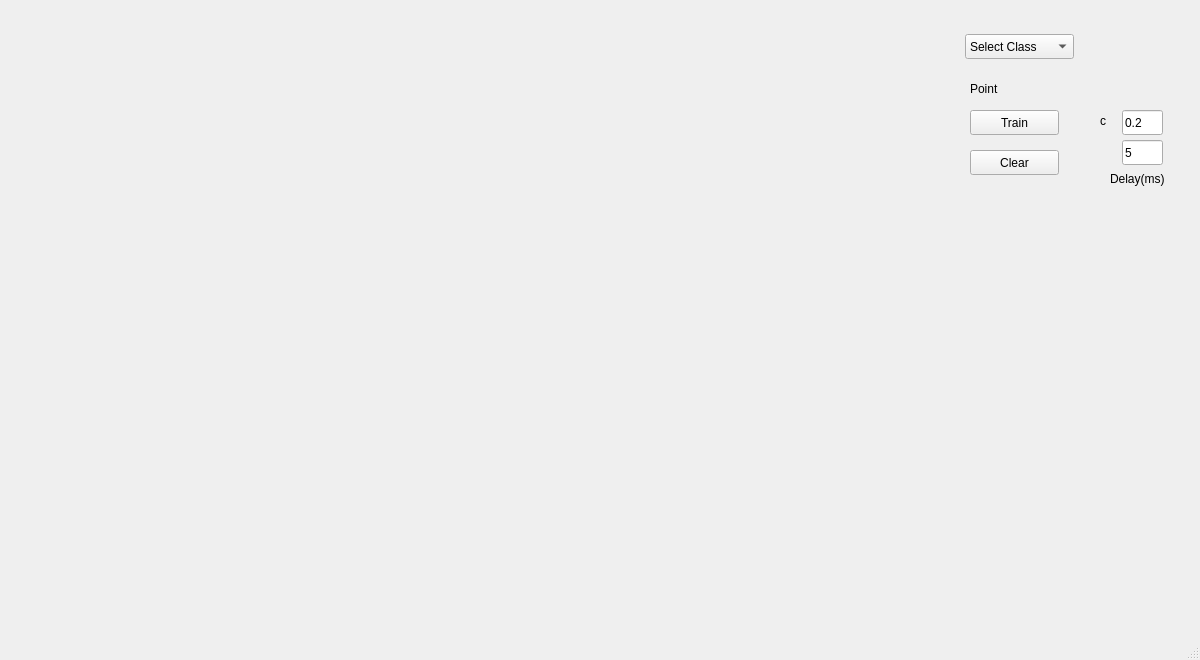
Before: the Qt Designer form YSA-Proje/mainwindow.ui in Murat0zer/ysa-projesi, drawn with Qt 5.
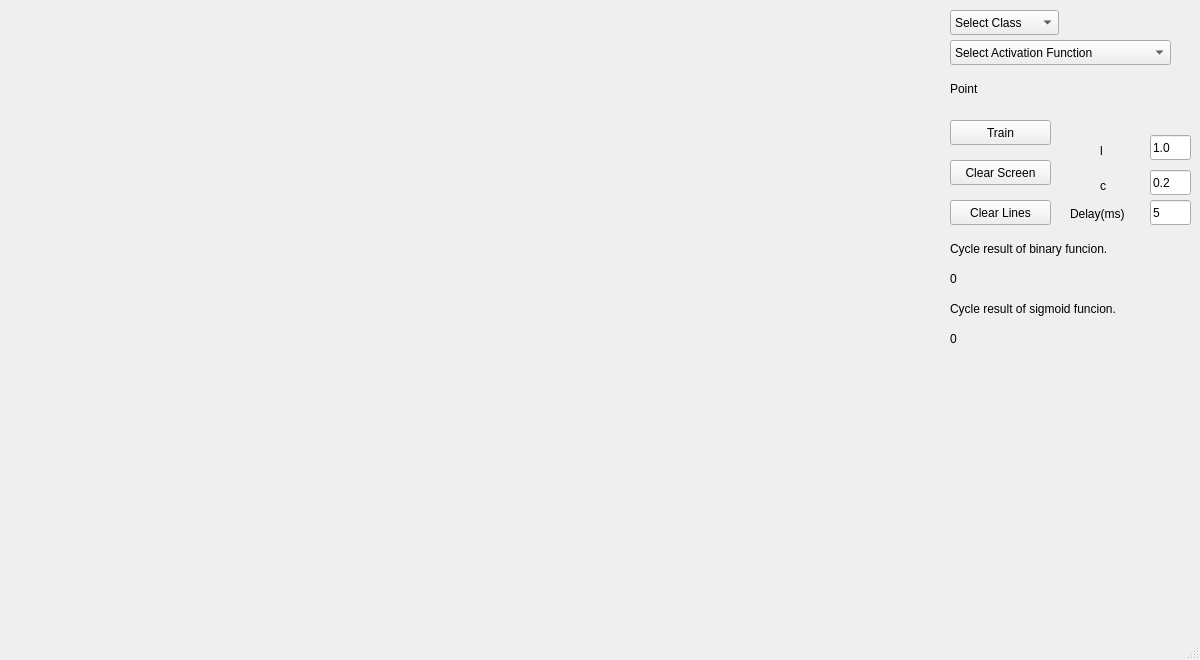
After: the same form once the commit is applied.

Commit message: Tek katmanlı perceptron öğrenme algoritması sigmoid aktivasyon fonksiyonu ile de gerçekleştirildi.

What changed in the file:
```diff
--- a/YSA-Proje/mainwindow.ui
+++ b/YSA-Proje/mainwindow.ui
@@ -17,8 +17,8 @@
    <widget class="QComboBox" name="classSelectComboBox">
     <property name="geometry">
      <rect>
-      <x>965</x>
-      <y>34</y>
+      <x>950</x>
+      <y>10</y>
       <width>109</width>
       <height>25</height>
      </rect>
@@ -59,7 +59,7 @@
    <widget class="QLabel" name="labelPointCords">
     <property name="geometry">
      <rect>
-      <x>970</x>
+      <x>950</x>
       <y>80</y>
       <width>221</width>
       <height>17</height>
@@ -72,9 +72,9 @@
    <widget class="QPushButton" name="pushButtonTrain">
     <property name="geometry">
      <rect>
-      <x>970</x>
-      <y>110</y>
-      <width>89</width>
+      <x>950</x>
+      <y>120</y>
+      <width>101</width>
       <height>25</height>
      </rect>
     </property>
@@ -85,21 +85,21 @@
    <widget class="QPushButton" name="pushButtonClear">
     <property name="geometry">
      <rect>
-      <x>970</x>
-      <y>150</y>
-      <width>89</width>
+      <x>950</x>
+      <y>160</y>
+      <width>101</width>
       <height>25</height>
      </rect>
     </property>
     <property name="text">
-     <string>Clear</string>
+     <string>Clear Screen</string>
     </property>
    </widget>
    <widget class="QLineEdit" name="lineEditC">
     <property name="geometry">
      <rect>
-      <x>1122</x>
-      <y>110</y>
+      <x>1150</x>
+      <y>170</y>
       <width>41</width>
       <height>25</height>
      </rect>
@@ -112,7 +112,7 @@
     <property name="geometry">
      <rect>
       <x>1100</x>
-      <y>110</y>
+      <y>175</y>
       <width>20</width>
       <height>21</height>
      </rect>
@@ -124,8 +124,8 @@
    <widget class="QLineEdit" name="lineEditDelay">
     <property name="geometry">
      <rect>
-      <x>1122</x>
-      <y>140</y>
+      <x>1150</x>
+      <y>200</y>
       <width>41</width>
       <height>25</height>
      </rect>
@@ -137,8 +137,8 @@
    <widget class="QLabel" name="labelDelay">
     <property name="geometry">
      <rect>
-      <x>1110</x>
-      <y>170</y>
+      <x>1070</x>
+      <y>205</y>
       <width>67</width>
       <height>17</height>
      </rect>
@@ -147,6 +147,122 @@
      <string>Delay(ms)</string>
     </property>
    </widget>
+   <widget class="QComboBox" name="activationFuncSelectComboBox">
+    <property name="geometry">
+     <rect>
+      <x>950</x>
+      <y>40</y>
+      <width>221</width>
+      <height>25</height>
+     </rect>
+    </property>
+    <item>
+     <property name="text">
+      <string>Select Activation Function</string>
+     </property>
+    </item>
+    <item>
+     <property name="text">
+      <string>Binary Function</string>
+     </property>
+    </item>
+    <item>
+     <property name="text">
+      <string>Sigmoid Function</string>
+     </property>
+    </item>
+   </widget>
+   <widget class="QPushButton" name="pushButtonClearLines">
+    <property name="geometry">
+     <rect>
+      <x>950</x>
+      <y>200</y>
+      <width>101</width>
+      <height>25</height>
+     </rect>
+    </property>
+    <property name="text">
+     <string>Clear Lines</string>
+    </property>
+   </widget>
+   <widget class="QLabel" name="labelCycleResultBinary">
+    <property name="geometry">
+     <rect>
+      <x>950</x>
+      <y>270</y>
+      <width>67</width>
+      <height>17</height>
+     </rect>
+    </property>
+    <property name="text">
+     <string>0</string>
+    </property>
+   </widget>
+   <widget class="QLabel" name="labelCycleResultSigmoid">
+    <property name="geometry">
+     <rect>
+      <x>950</x>
+      <y>330</y>
+      <width>67</width>
+      <height>17</height>
+     </rect>
+    </property>
+    <property name="text">
+     <string>0</string>
+    </property>
+   </widget>
+   <widget class="QLabel" name="label_4">
+    <property name="geometry">
+     <rect>
+      <x>950</x>
+      <y>240</y>
+      <width>251</width>
+      <height>17</height>
+     </rect>
+    </property>
+    <property name="text">
+     <string>Cycle result of binary funcion.</string>
+    </property>
+   </widget>
+   <widget class="QLabel" name="label_5">
+    <property name="geometry">
+     <rect>
+      <x>950</x>
+      <y>300</y>
+      <width>251</width>
+      <height>17</height>
+     </rect>
+    </property>
+    <property name="text">
+     <string>Cycle result of sigmoid funcion.</string>
+    </property>
+   </widget>
+   <widget class="QLineEdit" name="lineEditLambda">
+    <property name="geometry">
+     <rect>
+      <x>1150</x>
+      <y>135</y>
+      <width>41</width>
+      <height>25</height>
+     </rect>
+    </property>
+    <property name="text">
+     <string>1.0</string>
+    </property>
+   </widget>
+   <widget class="QLabel" name="labelLambda">
+    <property name="geometry">
+     <rect>
+      <x>1100</x>
+      <y>140</y>
+      <width>20</width>
+      <height>21</height>
+     </rect>
+    </property>
+    <property name="text">
+     <string>l</string>
+    </property>
+   </widget>
   </widget>
   <widget class="QMenuBar" name="menuBar">
    <property name="geometry">
```
The commit also changes 7 other files.
